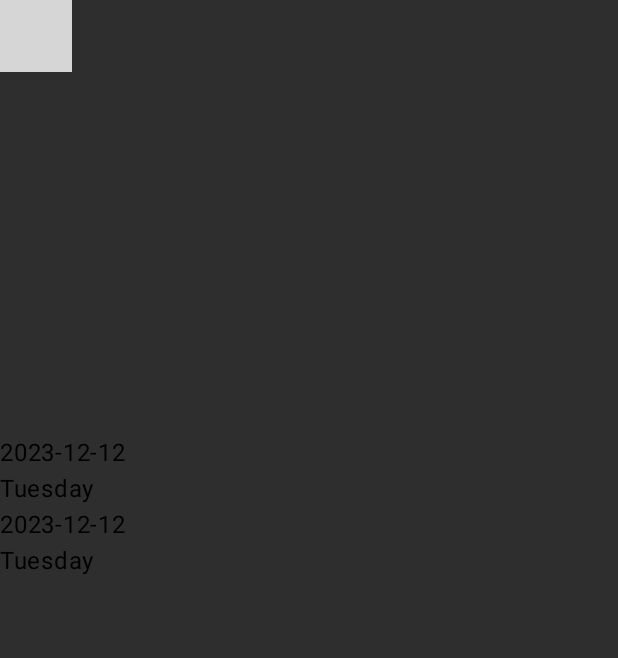
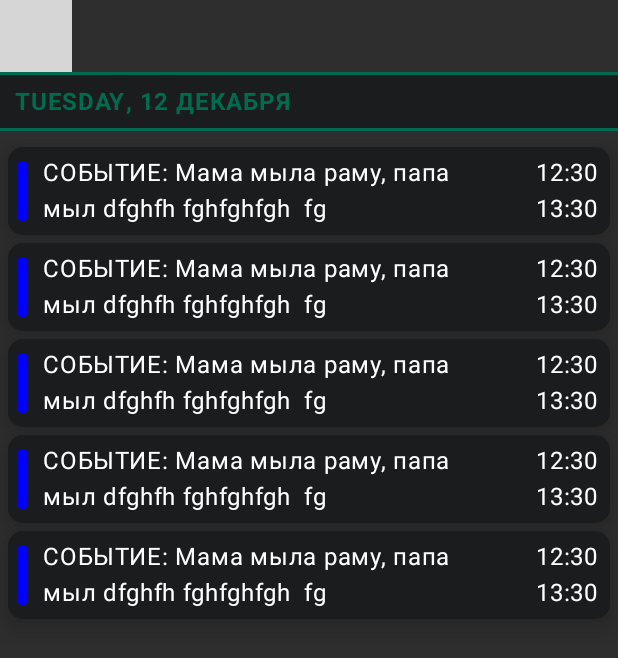
Before and after one commit to dsg25/NtvhCalendar, an Android app built with Jetpack Compose: the @Preview function HomeScreenPreview, on a phone screen of 412 x 824 dp. Shown: the top 658 px of the screen. Run offline under Robolectric (Android 15) with nearby library versions, the phone set to English and light mode, and no system bars; libraries missing offline, so code that uses them is left out: com.kizitonwose.calendar; 3 statements that could not run were skipped; grey boxes are pictures that could not be loaded.

Commit message:
12.12.2023 - Working

```diff
--- a/app/build.gradle.kts
+++ b/app/build.gradle.kts
@@ -72,5 +72,7 @@ dependencies {
     // The compose calendar library
     implementation ("com.kizitonwose.calendar:compose:2.4.0")
 
+    implementation ("com.google.accompanist:accompanist-swiperefresh:0.28.0")
+
 
 }
--- a/app/src/main/java/com/example/nvhcalendar/MainActivity.kt
+++ b/app/src/main/java/com/example/nvhcalendar/MainActivity.kt
@@ -7,6 +7,7 @@ import androidx.compose.foundation.layout.fillMaxSize
 import androidx.compose.material3.MaterialTheme
 import androidx.compose.material3.Surface
 import androidx.compose.ui.Modifier
+import com.example.nvhcalendar.calendars.MainCalendar
 import com.example.nvhcalendar.screens.HomeScreen
 import com.example.nvhcalendar.ui.theme.NvhCalendarTheme
 
@@ -22,7 +23,8 @@ class MainActivity : ComponentActivity() {
                     color = MaterialTheme.colorScheme.background
                 ) {
 
-                    HomeScreen()
+                    MainCalendar()
+//                    HomeScreen()
                 }
             }
         }
--- a/app/src/main/java/com/example/nvhcalendar/models/ListItems.kt
+++ b/app/src/main/java/com/example/nvhcalendar/models/ListItems.kt
@@ -23,6 +23,7 @@ import androidx.compose.ui.graphics.Color
 import androidx.compose.ui.graphics.Shape
 import androidx.compose.ui.tooling.preview.Preview
 import androidx.compose.ui.unit.dp
+import com.example.nvhcalendar.ui.theme.BaseBGSecondary
 
 @Preview(showBackground = true)
 @Composable
@@ -32,11 +33,11 @@ fun ListItems() {
             .fillMaxWidth()
             .padding(top = 5.dp),
         colors = CardDefaults.cardColors(
-            containerColor = Color.Blue, //Card background color
-            contentColor = Color.Red  //Card content color,e.g.text
+            containerColor = BaseBGSecondary, //Card background color
+            contentColor = Color.White  //Card content color,e.g.text
         ),
         elevation = CardDefaults.cardElevation(defaultElevation = 10.dp),
-        shape = RoundedCornerShape(5.dp)
+        shape = RoundedCornerShape(10.dp)
     )
     {
         Row(
@@ -53,7 +54,7 @@ fun ListItems() {
                     .padding(start = 6.dp, top = 5.dp, bottom = 5.dp, end = 8.dp)
             )
             {
-                ColorIndex(shape = RoundedCornerShape(5.dp), color = Color.Red) // Изменение цвета
+                ColorIndex(shape = RoundedCornerShape(5.dp), color = Color.Blue) // Изменение цвета События
             }
             Row(
                 modifier = Modifier
--- a/app/src/main/java/com/example/nvhcalendar/screens/HomeScreen.kt
+++ b/app/src/main/java/com/example/nvhcalendar/screens/HomeScreen.kt
@@ -1,7 +1,6 @@
 package com.example.nvhcalendar.screens
 
 import androidx.compose.foundation.background
-import androidx.compose.foundation.border
 import androidx.compose.foundation.clickable
 import androidx.compose.foundation.layout.Arrangement
 import androidx.compose.foundation.layout.Box
@@ -14,6 +13,7 @@ import androidx.compose.foundation.layout.height
 import androidx.compose.foundation.layout.padding
 import androidx.compose.foundation.layout.width
 import androidx.compose.foundation.layout.wrapContentHeight
+import androidx.compose.foundation.lazy.LazyColumn
 import androidx.compose.foundation.shape.CircleShape
 import androidx.compose.foundation.shape.RoundedCornerShape
 import androidx.compose.material3.Divider
@@ -26,10 +26,8 @@ import androidx.compose.runtime.setValue
 import androidx.compose.ui.Alignment
 import androidx.compose.ui.Modifier
 import androidx.compose.ui.draw.clip
-import androidx.compose.ui.graphics.Brush
 import androidx.compose.ui.graphics.Color
 import androidx.compose.ui.platform.LocalConfiguration
-import androidx.compose.ui.res.colorResource
 import androidx.compose.ui.text.font.FontWeight
 import androidx.compose.ui.text.style.TextAlign
 import androidx.compose.ui.unit.dp
@@ -46,23 +44,24 @@ import java.time.YearMonth
 import java.time.format.TextStyle
 import java.util.Locale
 import androidx.compose.ui.tooling.preview.Preview
-import com.example.nvhcalendar.R
 import com.example.nvhcalendar.calendars.RussianMonth
+import com.example.nvhcalendar.models.ListItems
 import com.example.nvhcalendar.ui.theme.BaseBGPrimary
+import com.example.nvhcalendar.ui.theme.BaseBGSecondary
+import com.example.nvhcalendar.ui.theme.NtvhBlue
+import com.example.nvhcalendar.ui.theme.NtvhGreen
 import com.example.nvhcalendar.ui.theme.NvhCalendarTheme
+import kotlin.random.Random
 
 
 @Composable
-fun HomeScreen()
-{
+fun HomeScreen() {
 
     val currentMonth = remember { YearMonth.now() }
     val startMonth = remember { currentMonth.minusMonths(100) } // Adjust as needed
     val endMonth = remember { currentMonth.plusMonths(100) } // Adjust as needed
 
     var selectedDate by remember { mutableStateOf<LocalDate?>(LocalDate.now()) } // Выбранная дата
-    // val daysOfWeek = daysOfWeek()
-    // val firstDayOfWeek = remember { firstDayOfWeekFromLocale() } // Available from the library
 
     Column(
         modifier = Modifier
@@ -70,14 +69,14 @@ fun HomeScreen()
             .background(BaseBGPrimary),
     ) {
 
-        Box (
+        Box(
             modifier = Modifier
                 .fillMaxWidth()
-                .height(290.dp)
+                //.height(290.dp)
                 .align(Alignment.Start),
 
 
-            ){
+            ) {
 
             val state = rememberCalendarState(
                 startMonth = startMonth,
@@ -87,7 +86,6 @@ fun HomeScreen()
 
             )
 
-            //DaysOfWeekTitle(daysOfWeek = daysOfWeek)
             HorizontalCalendar(
                 state = state,
                 dayContent = { day ->
@@ -105,13 +103,6 @@ fun HomeScreen()
                             .width(screenWidth * 1f)
                             .padding(8.dp)
                             .clip(shape = RoundedCornerShape(8.dp))
-//                            .border(
-//                                color = Color.Black,
-//                                width = 1.dp,
-//                                shape = RoundedCornerShape(8.dp)
-//                            )
-
-
                     )
                     {
                         container()
@@ -120,38 +111,71 @@ fun HomeScreen()
                 monthBody = { _, content ->
                     Box(
                         modifier = Modifier.background(
-                            brush = Brush.verticalGradient(
-                                colors = listOf(
-                                    Color(0xFFB2EBF2),
-                                    Color(0xFFB2B8F2)
-                                )
-
-                            )
+                            BaseBGPrimary
                         )
                     ) {
                         content() // Render the provided content!
                     }
                 },
-
                 )
         }
 
+        Divider(color = NtvhGreen, thickness = 2.dp)
 
-        Text( text = LocalDate.now().toString())
-        Text( text = LocalDate.now().dayOfWeek.getDisplayName(TextStyle.FULL, Locale.getDefault())
-            .replaceFirstChar { it.uppercase(Locale.getDefault()) })
+        Row(
+            modifier = Modifier
+                .fillMaxWidth()
+                .height(35.dp)
+                .background(BaseBGSecondary)
+                .padding(start = 10.dp),
 
 
+            horizontalArrangement = Arrangement.Start,
+            verticalAlignment = Alignment.CenterVertically
+        ) {
+            Text(
+                text = LocalDate.now().dayOfWeek.getDisplayName(TextStyle.FULL, Locale.getDefault())
+                    .uppercase(),
+                // .replaceFirstChar { it.uppercase(Locale.getDefault()) },
+                fontWeight = FontWeight.Bold,
+                color = NtvhGreen
+            )
+            Text(
+                text = ", " + LocalDate.now().dayOfMonth.toString() + " ",
+                fontWeight = FontWeight.Bold,
+                color = NtvhGreen
+            )
+            Text(
+                text = currentMonth.month.getDisplayName(TextStyle.FULL, Locale("ru")).uppercase(),
+                fontWeight = FontWeight.Bold,
+                color = NtvhGreen
+            )
+        }
 
-        Text(text = selectedDate.toString())
-// ************ Вывод дня недели *************
-        selectedDate?.let {
-            Text( text = it.dayOfWeek.getDisplayName(TextStyle.FULL, Locale.getDefault()) )
+        Divider(color = NtvhGreen, thickness = 2.dp)
+
+        //        *********** ВЫВОДИМ СПИСОК LISTITEM ***************
+        Box(
+            modifier = Modifier
+                .fillMaxSize()
+                .padding(5.dp)
+        ) {val randomNumber = Random.nextInt(1, 8)
+            LazyColumn(modifier = Modifier.fillMaxSize()) {
+                items(randomNumber) {
+                    ListItems()
+                }
+            }
+
         }
-//     ********************
 
 
-
+// ************ Вывод дня *************
+//        Text(text = selectedDate.toString())
+// ************ Вывод дня недели *************
+//        selectedDate?.let {
+//            Text(text = it.dayOfWeek.getDisplayName(TextStyle.FULL, Locale.getDefault()))
+//        }
+//  *****************************************
 
 
     }
@@ -161,23 +185,26 @@ fun HomeScreen()
 @Composable
 private fun MonthHeader(calendarMonth: CalendarMonth) {
     val daysOfWeek = calendarMonth.weekDays.first().map { it.date.dayOfWeek }
-    val russianMonth = RussianMonth.entries[calendarMonth.yearMonth.monthValue - 1] // -1, так как месяцы в Java начинаются с 1
+    val russianMonth =
+        RussianMonth.entries[calendarMonth.yearMonth.monthValue - 1] // -1, так как месяцы в Java начинаются с 1
 
     Column(
         modifier = Modifier
             .wrapContentHeight()
-          //  .background(color = colorResource(R.color.purple_500))
             .padding(top = 6.dp),
         verticalArrangement = Arrangement.spacedBy(6.dp),
     ) {
         Text(
-            modifier = Modifier.fillMaxWidth().padding(start = 15.dp),
+            modifier = Modifier
+                .fillMaxWidth()
+                .padding(start = 18.dp),
             text = "${russianMonth.displayName.uppercase()} ${calendarMonth.yearMonth.year}",
 
             fontSize = 18.sp,
             textAlign = TextAlign.Left,
             fontWeight = FontWeight.Bold,
         )
+        Divider(color = Color.Black)
         Row(modifier = Modifier.fillMaxWidth()) {
             for (dayOfWeek in daysOfWeek) {
                 Text(
@@ -190,9 +217,10 @@ private fun MonthHeader(calendarMonth: CalendarMonth) {
             }
         }
         Divider(color = Color.Black)
+
+
     }
 }
-
 
 
 @Composable
@@ -200,10 +228,11 @@ private fun Day(day: CalendarDay, isSelected: Boolean, onClick: (CalendarDay) ->
 
     Box(
         Modifier
+            // .aspectRatio(1.2f)
             .fillMaxWidth()
-            .height(30.dp)
+            .height(35.dp)
             .clip(CircleShape)
-            .background(color = if (isSelected) Color.Green else Color.Transparent)
+
             .clickable(
                 enabled = day.position == DayPosition.MonthDate,
                 onClick = {
@@ -211,7 +240,8 @@ private fun Day(day: CalendarDay, isSelected: Boolean, onClick: (CalendarDay) ->
                         onClick(day)
                     }
                 }
-            ),
+            )
+            .background(color = if (isSelected) NtvhBlue else if (day.date.dayOfMonth == LocalDate.now().dayOfMonth && day.date.month == LocalDate.now().month) Color.DarkGray else Color.Transparent),
 
         contentAlignment = Alignment.CenterStart
     ) {
@@ -220,11 +250,10 @@ private fun Day(day: CalendarDay, isSelected: Boolean, onClick: (CalendarDay) ->
             Text(
                 modifier = Modifier.align(Alignment.Center),
                 text = day.date.dayOfMonth.toString(),
-                color = Color.Black,
+                color = Color.White,
                 fontSize = 14.sp,
             )
         }
-
 
 
     }
@@ -234,29 +263,14 @@ private fun Day(day: CalendarDay, isSelected: Boolean, onClick: (CalendarDay) ->
 fun DayOfWeek.displayText(uppercase: Boolean = false): String {
     val currentLocale = LocalConfiguration.current.locales[0]
     return getDisplayName(TextStyle.SHORT, currentLocale).let { value ->
-        if (uppercase) value.uppercase(currentLocale) else value }
+        if (uppercase) value.uppercase(currentLocale) else value
+    }
 }
 
 @Preview(showBackground = true)
 @Composable
 fun HomeScreenPreview() {
-    NvhCalendarTheme (darkTheme = true){
+    NvhCalendarTheme(darkTheme = true) {
         HomeScreen()
     }
 }
-
-
-
-// *********** ВЫВОДИМ СПИСОК LISTITEM ***************
-//Box(
-//modifier = Modifier
-//.fillMaxSize()
-//.padding(5.dp)
-//) {
-//    LazyColumn(modifier = Modifier.fillMaxSize()) {
-//        items(15){
-//            ListItems()
-//        }
-//    }
-//
-//}
--- a/app/src/main/java/com/example/nvhcalendar/ui/theme/Color.kt
+++ b/app/src/main/java/com/example/nvhcalendar/ui/theme/Color.kt
@@ -9,7 +9,7 @@ val PurpleGrey40 = Color(0xFF625b71)
 val Pink40 = Color(0xFF7D5260)
 
 val BaseBGPrimary = Color(0xFF2E2E2E)
-val BaseBGSecondary = Color(0xFF202020)
+val BaseBGSecondary = Color(0xFF1A1C1E)
 val NtvhGreen = Color(0xFF006C4F)
 val NtvhBlue = Color(0xFF0060AA)
 val NtvhRed = Color(0xFFAA0000)
```
Also changed, not shown: app/src/main/java/com/example/nvhcalendar/calendars/MainCalendar.kt (+51 -1 lines).
